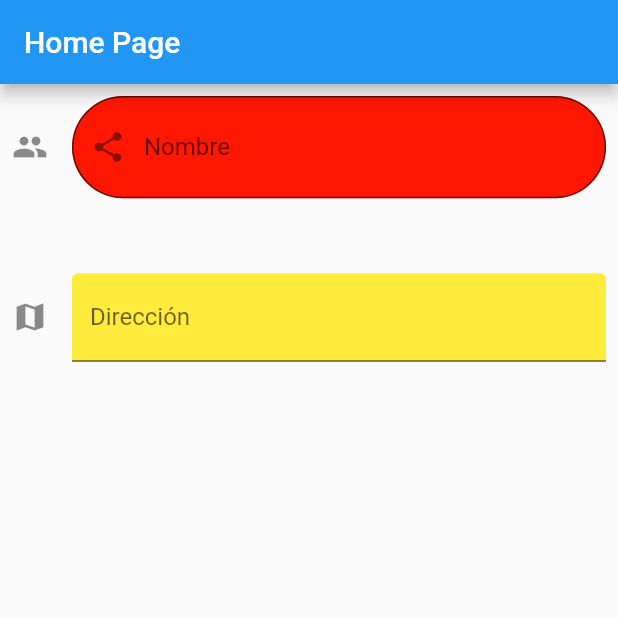
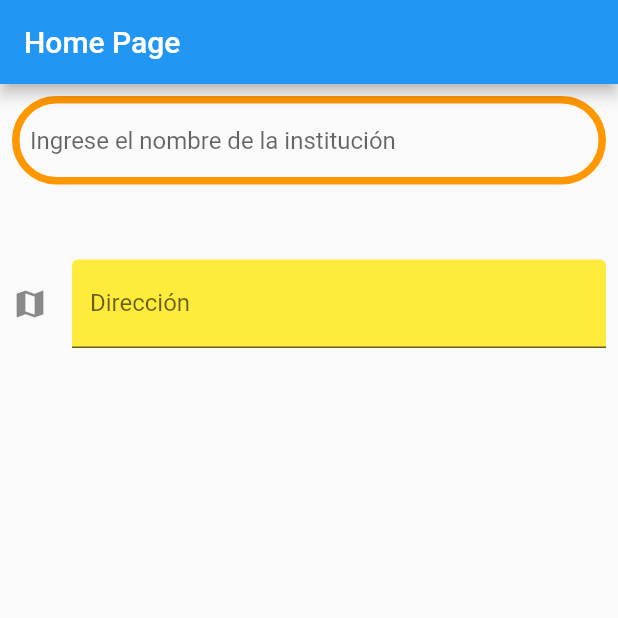
Before and after one commit to fr4nsgallegos/recetasapp, a Flutter app: the screen it shows after launch, on a phone screen of 412 x 824 dp, the top half of it. Run offline on Flutter 3.47's test engine with Material 2 defaults, Android fonts, the phone set to English and light mode, and no system bars.

Commit message:
estilos al seleccionar

```diff
--- a/lib/pages/home_page.dart
+++ b/lib/pages/home_page.dart
@@ -22,20 +22,33 @@ class _HomePageState extends State<HomePage> {
                 TextField(
                   decoration: InputDecoration(
                     hintText: "Ingrese el nombre de la institución",
-                    label: Text("Nombre"),
-                    icon: Icon(Icons.people),
-                    prefixIcon: Icon(Icons.share),
-                    suffix: Icon(Icons.abc),
-                    filled: true,
-                    fillColor: Color.fromARGB(255, 255, 23, 2),
-                    border: OutlineInputBorder(
-                        borderRadius: BorderRadius.circular(50)),
+
+                    //ESTILO MÁS GENERICO
+                    // label: Text("Nombre"),
+                    // icon: Icon(Icons.people),
+                    // prefixIcon: Icon(Icons.share),
+                    // suffix: Icon(Icons.abc),
+                    // filled: true,
+                    // fillColor: Color.fromARGB(255, 255, 23, 2),
+
+                    //EL ESTILO QUE TOMA AL INICIO SIN QUE SE SELECCIONE EL TEXTFIELD
+                    enabledBorder: OutlineInputBorder(
+                      borderSide: BorderSide(
+                        color: Colors.orange,
+                        width: 5,
+                      ),
+                      borderRadius: BorderRadius.circular(50),
+                    ),
+                    //ESTILO QUE TOMA CUANDO SELECCIONO EL TEXTFIELD
+                    focusedBorder: OutlineInputBorder(
+                      borderSide: BorderSide(
+                        color: Colors.black,
+                        width: 10,
+                      ),
+                      borderRadius: BorderRadius.circular(10),
+                    ),
                   ),
                 ),
-                // IconButton(
-                //   onPressed: () {},
-                //   icon: Icon(Icons.access_time_rounded),
-                // ),
                 SizedBox(
                   height: 50,
                 ),
```
